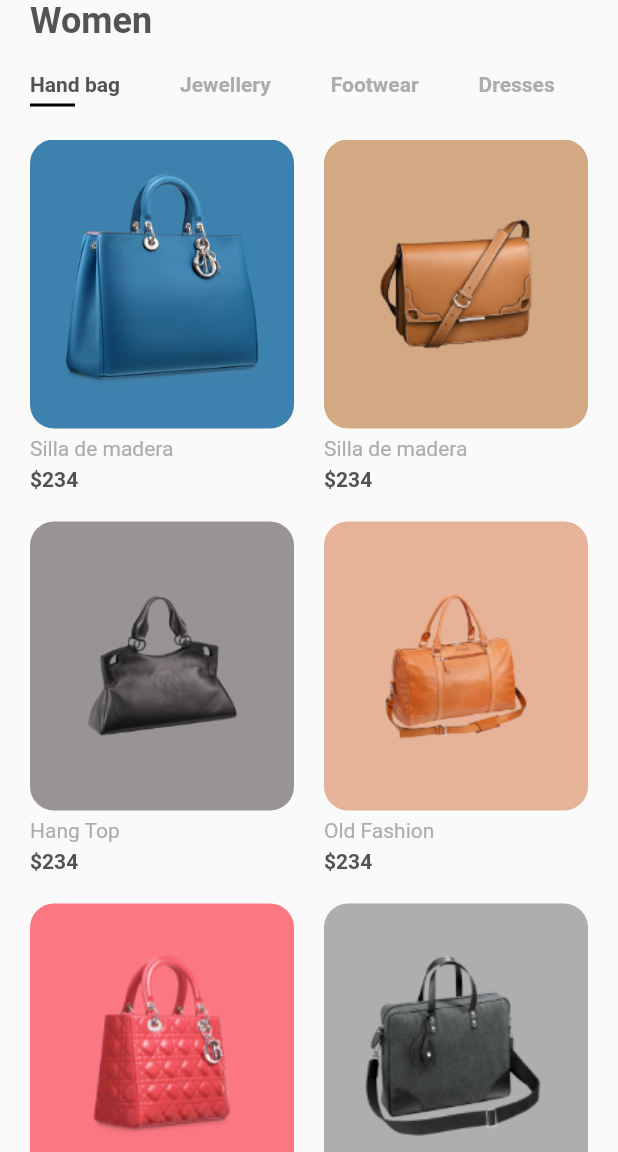
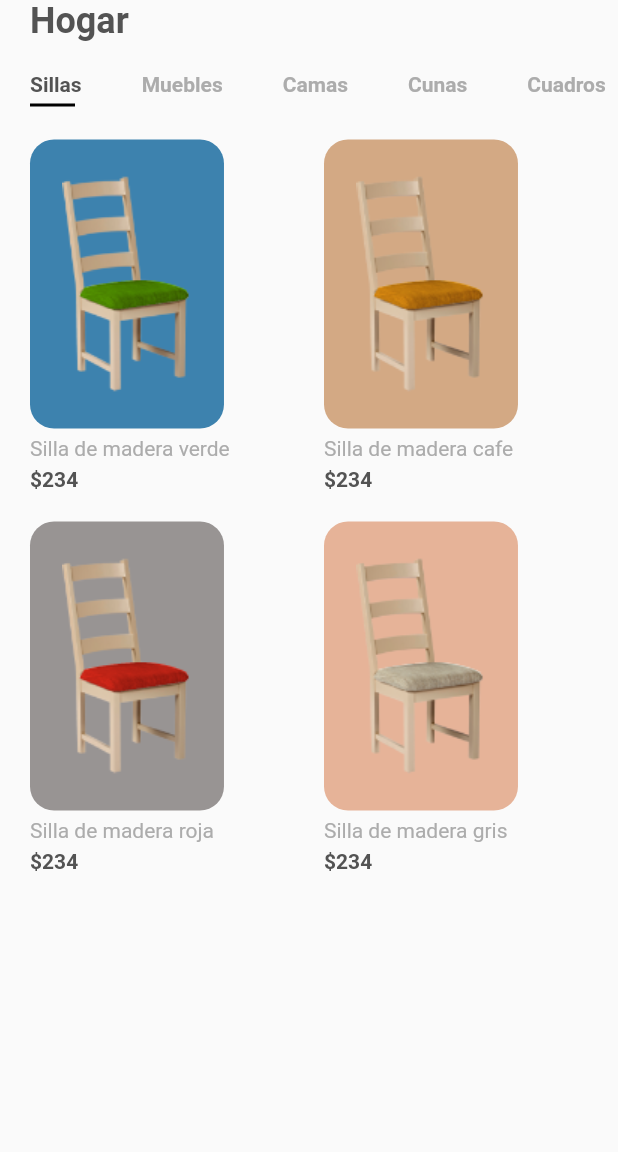
Before and after one commit to benja98/comercial_sivar, a Flutter app: the screen it shows after launch, on a phone screen of 412 x 824 dp, the part 84-1236 px from its top. Run offline on Flutter 3.47's test engine with Material 2 defaults, Android fonts, the phone set to English and light mode, and no system bars; our stand-ins replace flutter_svg.

Commit message:
agregando imagenes

```diff
--- a/lib/models/Product.dart
+++ b/lib/models/Product.dart
@@ -18,53 +18,36 @@ class Product {
 List<Product> products = [
   Product(
       id: 1,
-      title: "Silla de madera",
+      title: "Silla de madera verde",
       price: 234,
       size: 12,
       description: dummyText,
-      image: "assets/images/bag_1.png",
+      image: "assets/images/Grupo 1.png",
       color: Color(0xFF3D82AE)),
   Product(
       id: 2,
-      title: "Silla de madera",
+      title: "Silla de madera cafe",
       price: 234,
       size: 8,
       description: dummyText,
-      image: "assets/images/bag_2.png",
+      image: "assets/images/Grupo 2.png",
       color: Color(0xFFD3A984)),
   Product(
       id: 3,
-      title: "Hang Top",
+      title: "Silla de madera roja",
       price: 234,
       size: 10,
       description: dummyText,
-      image: "assets/images/bag_3.png",
+      image: "assets/images/Grupo 3.png",
       color: Color(0xFF989493)),
   Product(
       id: 4,
-      title: "Old Fashion",
+      title: "Silla de madera gris",
       price: 234,
       size: 11,
       description: dummyText,
-      image: "assets/images/bag_4.png",
+      image: "assets/images/Grupo 4.png",
       color: Color(0xFFE6B398)),
-  Product(
-      id: 5,
-      title: "Office Code",
-      price: 234,
-      size: 12,
-      description: dummyText,
-      image: "assets/images/bag_5.png",
-      color: Color(0xFFFB7883)),
-  Product(
-    id: 6,
-    title: "Office Code",
-    price: 234,
-    size: 12,
-    description: dummyText,
-    image: "assets/images/bag_6.png",
-    color: Color(0xFFAEAEAE),
-  ),
 ];
 
 String dummyText =
--- a/lib/screens/details/components/product_title_with_image.dart
+++ b/lib/screens/details/components/product_title_with_image.dart
@@ -19,7 +19,7 @@ class ProductTitleWithImage extends StatelessWidget {
         crossAxisAlignment: CrossAxisAlignment.start,
         children: <Widget>[
           Text(
-            "SILLA",
+            "silla comoda",
             style: TextStyle(color: Colors.white),
           ),
           Text(
--- a/lib/screens/home/components/body.dart
+++ b/lib/screens/home/components/body.dart
@@ -15,7 +15,7 @@ class Body extends StatelessWidget {
         Padding(
           padding: const EdgeInsets.symmetric(horizontal: kDefaultPaddin),
           child: Text(
-            "Women",
+            "Hogar",
             style: Theme.of(context)
                 .textTheme
                 .headline5
--- a/lib/screens/home/components/categorries.dart
+++ b/lib/screens/home/components/categorries.dart
@@ -10,7 +10,7 @@ class Categories extends StatefulWidget {
 }
 
 class _CategoriesState extends State<Categories> {
-  List<String> categories = ["Hand bag", "Jewellery", "Footwear", "Dresses"];
+  List<String> categories = ["Sillas", "Muebles", "Camas", "Cunas", "Cuadros"];
   // By default our first item will be selected
   int selectedIndex = 0;
   @override
```
Also changed, not shown: assets/images/Grupo 1.png (added), assets/images/Grupo 2.png (added), assets/images/Grupo 3.png (added), assets/images/Grupo 4.png (added), assets/images/bag_1.png (deleted), assets/images/bag_2.png (deleted), assets/images/bag_3.png (deleted), assets/images/bag_4.png (deleted), assets/images/bag_5.png (deleted), assets/images/bag_6.png (deleted).
